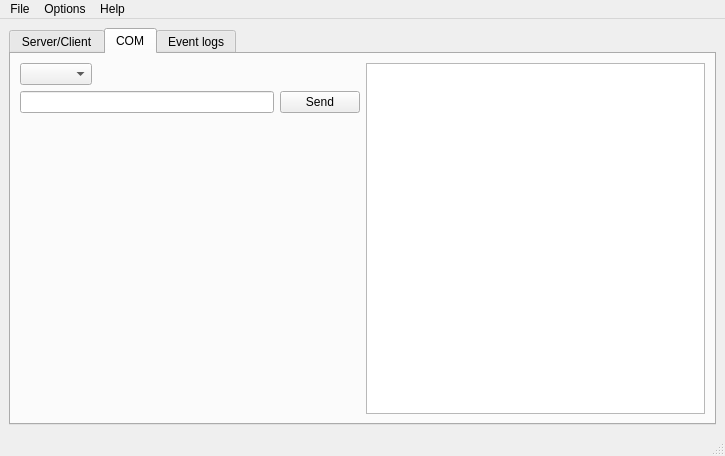
This is VCenterMonitor.ui in vuta1927/VCenter-Monitor as Qt 5 draws it before an edit. The edited form follows.
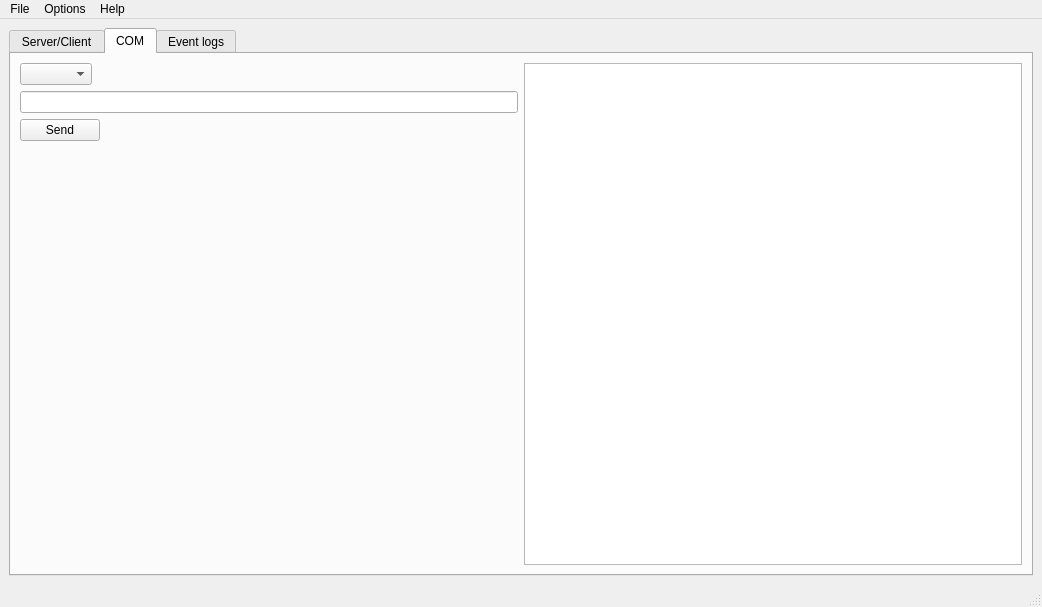
This is the edited form. The open tabs and pages were chosen to show the change. Icons and pictures are not drawn.

The edit to the form file:
```diff
--- a/VCenterMonitor.ui
+++ b/VCenterMonitor.ui
@@ -6,8 +6,8 @@
    <rect>
     <x>0</x>
     <y>0</y>
-    <width>725</width>
-    <height>456</height>
+    <width>1042</width>
+    <height>607</height>
    </rect>
   </property>
   <property name="windowTitle">
@@ -17,6 +17,9 @@
    <layout class="QHBoxLayout" name="horizontalLayout_3">
     <item>
      <widget class="QTabWidget" name="tabWidget">
+      <property name="tabPosition">
+       <enum>QTabWidget::North</enum>
+      </property>
       <property name="currentIndex">
        <number>2</number>
       </property>
@@ -121,8 +124,20 @@
                 <item>
                  <widget class="QLineEdit" name="lineEdit"/>
                 </item>
+               </layout>
+              </item>
+             </layout>
+            </item>
+            <item>
+             <layout class="QHBoxLayout" name="horizontalLayout_6">
                 <item>
                  <widget class="QPushButton" name="pushButton_5">
+                <property name="sizePolicy">
+                 <sizepolicy hsizetype="Minimum" vsizetype="Fixed">
+                  <horstretch>0</horstretch>
+                  <verstretch>0</verstretch>
+                 </sizepolicy>
+                </property>
                   <property name="text">
                    <string>Send</string>
                   </property>
@@ -141,7 +156,18 @@
                   </property>
                  </widget>
                 </item>
-               </layout>
+              <item>
+               <spacer name="horizontalSpacer_3">
+                <property name="orientation">
+                 <enum>Qt::Horizontal</enum>
+                </property>
+                <property name="sizeHint" stdset="0">
+                 <size>
+                  <width>40</width>
+                  <height>20</height>
+                 </size>
+                </property>
+               </spacer>
               </item>
              </layout>
             </item>
@@ -220,7 +246,7 @@
     <rect>
      <x>0</x>
      <y>0</y>
-     <width>725</width>
+     <width>1042</width>
      <height>21</height>
     </rect>
    </property>
```
Left out of the diff: 42 changed lines with no effect on the pictures. Lines whose indentation alone changed are shown as unchanged.
